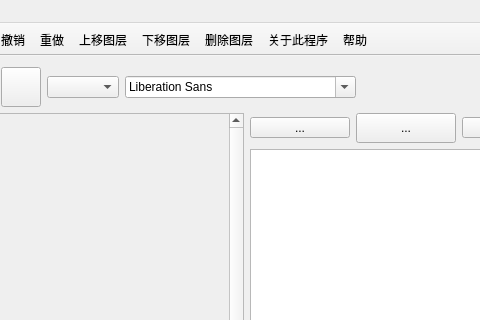
Qt form src/View/mainwindow.ui (RayeRen/MiniPhotoShop) before a commit; both pictures show x 340 to 820 and y 0 to 320 of the 913 by 828 pixel window.
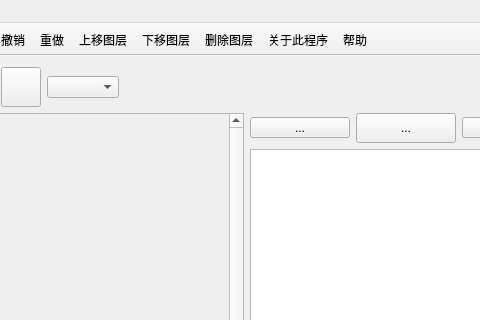
The same form after that commit. Icons and pictures are not drawn. Custom widgets are drawn as their Qt base class.

Commit message: 增加了向导窗口，修正了画布过大时背景显示不全的问题

The edit to the form file:
```diff
--- a/src/View/mainwindow.ui
+++ b/src/View/mainwindow.ui
@@ -113,9 +113,6 @@
       <item>
        <widget class="QComboBox" name="brushStyleComboBox"/>
       </item>
-      <item>
-       <widget class="QFontComboBox" name="fontComboBox"/>
-      </item>
       <item>
        <spacer name="horizontalSpacer">
         <property name="orientation">
```
Left out of the diff: 2 changed lines with no effect on the pictures. The commit also changes 7 other files.
